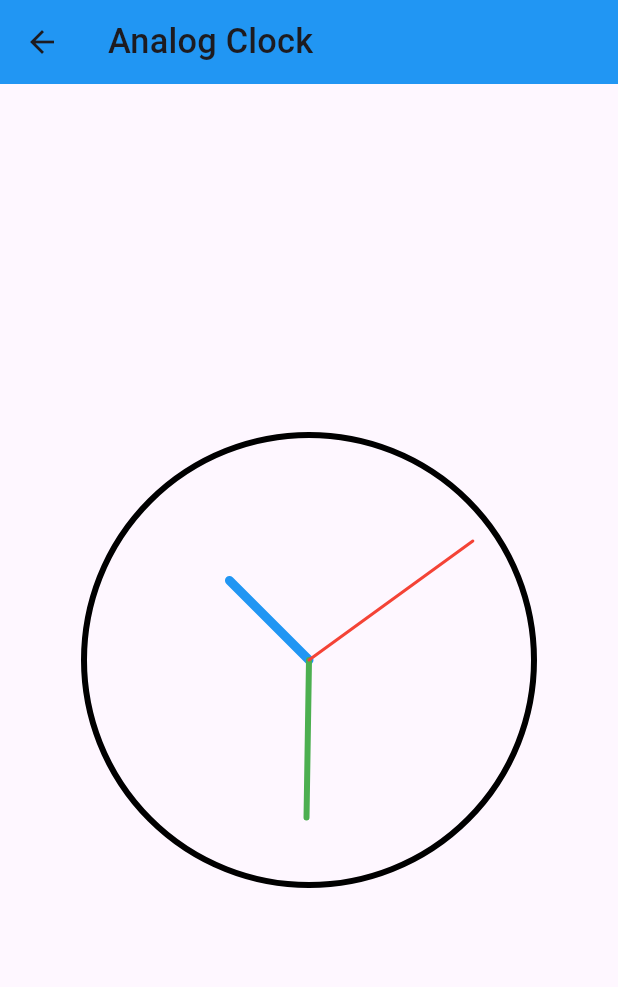
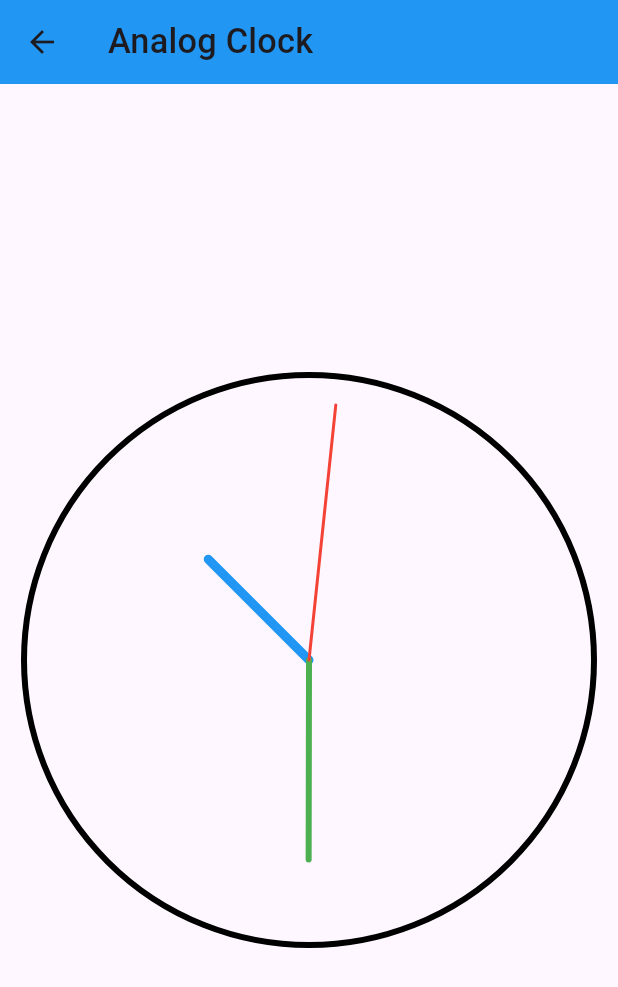
Before and after one commit to Gulshid/Digital-Clock, a Flutter app: the AnalogeClock screen opened directly, on a phone screen of 412 x 824 dp. Shown: the top 987 px of the screen. Run offline on Flutter 3.47's test engine with Material 3 defaults, Android fonts, the phone set to English and light mode, and no system bars; our stand-ins replace curved_navigation_bar, flutter_screenutil, hive, hive_flutter, shimmer; accounts and stored records are empty.

Commit message:
new update

```diff
--- a/flutter_digital_clock/lib/main.dart
+++ b/flutter_digital_clock/lib/main.dart
@@ -47,7 +47,7 @@ class MyApp extends StatelessWidget {
                     fontSizeFactor: 1.sp,
                   ),
                 ),
-                initialRoute: Routesname.Analoge_clock,
+                initialRoute: Routesname.splash_view,
                 onGenerateRoute: Routes.genrateRoute,
               );
             },
--- a/flutter_digital_clock/lib/view_/Clock_view2.dart
+++ b/flutter_digital_clock/lib/view_/Clock_view2.dart
@@ -15,9 +15,15 @@ class AnalogeClock extends StatelessWidget {
         child: Consumer<AnalogeProvider>(
           builder: (context, clockViewModel, child) {
             final currentTime = clockViewModel.currentTime;
-            return CustomPaint(
-              size: const Size(300, 300),
-              painter: ClockPainter(currentTime),
+            return Padding(
+              padding: const EdgeInsets.all(16.0),
+              child: AspectRatio(
+                aspectRatio: 1,
+                child: CustomPaint(
+                  size: const Size(300, 300),
+                  painter: ClockPainter(currentTime),
+                ),
+              ),
             );
           },
         ),
--- a/flutter_digital_clock/lib/view_Model/Digital_Provider.dart
+++ b/flutter_digital_clock/lib/view_Model/Digital_Provider.dart
@@ -71,4 +71,15 @@ class DigitalProvider with ChangeNotifier {
     _timer.cancel();
     super.dispose();
   }
+
+  //current index
+  int _index=0;
+  int get index=>_index;
+
+
+  //set the current index
+  void set_currentIndex(int value){
+    _index=value;
+    notifyListeners();
+  }
 }
--- a/flutter_digital_clock/pubspec.yaml
+++ b/flutter_digital_clock/pubspec.yaml
@@ -49,6 +49,8 @@ dependencies:
   flutter_screenutil: ^5.9.3
   #Shimmer
   shimmer: ^3.0.0
+  #curved Navigation bottom bar
+  curved_navigation_bar: ^1.0.6
 
 dev_dependencies:
   hive_generator: ^2.0.1
```
Also changed, not shown: flutter_digital_clock/lib/view_/Clock_view1.dart (+8 -9 lines), flutter_digital_clock/lib/view_/Shimmer_view.dart (+6 -3 lines), flutter_digital_clock/lib/view_/Splash_view.dart (+17 -1 lines), flutter_digital_clock/lib/view_/bottom_bar_view.dart (+18 -5 lines), flutter_digital_clock/pubspec.lock.
